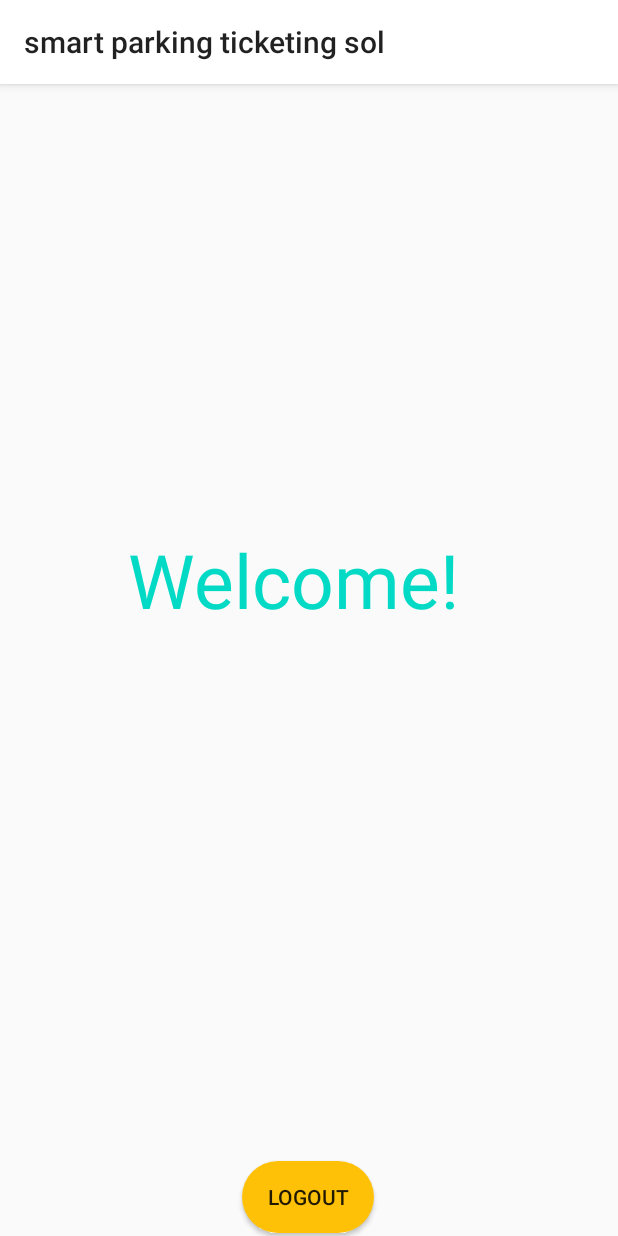
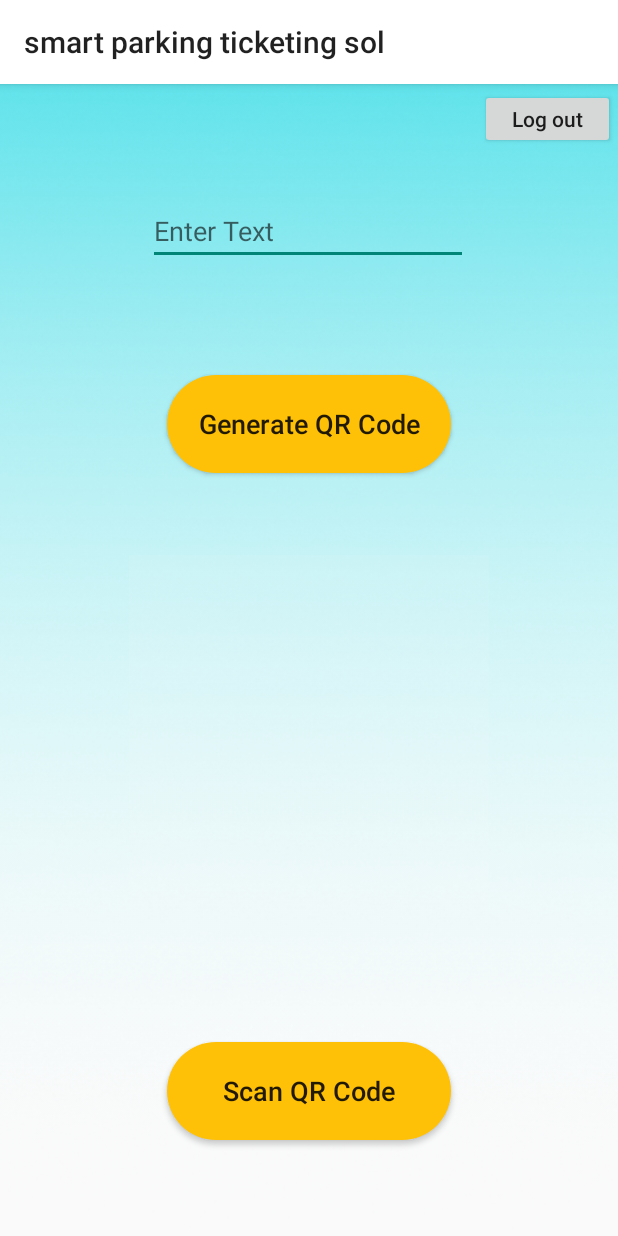
Before and after one commit to eng-arvind/smart-parking-ticketing-solution, an Android app: the screen it shows after launch once a user with an empty profile is signed in (Home), on a phone screen of 412 x 824 dp. Run offline under Robolectric (Android 15) with nearby library versions, the phone set to English and light mode, and no system bars; our stand-ins replace Firebase (no records; nobody signed in at launch, a user with empty details on screens opened directly); libraries missing offline, so code that uses them is left out: com.journeyapps.barcodescanner.

Commit message:
smart parking ticketing solution

```diff
--- a/app/build.gradle
+++ b/app/build.gradle
@@ -34,6 +34,9 @@ dependencies {
     implementation 'com.google.android.material:material:1.1.0'
     implementation 'androidx.constraintlayout:constraintlayout:2.0.4'
     implementation 'com.google.firebase:firebase-auth:19.2.0'
+    implementation 'androidmads.library.qrgenearator:QRGenearator:1.0.4'
+    implementation 'com.google.zxing:core:3.3.2'
+    implementation 'com.journeyapps:zxing-android-embedded:3.2.0@aar'
     testImplementation 'junit:junit:4.+'
     androidTestImplementation 'androidx.test.ext:junit:1.1.1'
     androidTestImplementation 'androidx.test.espresso:espresso-core:3.3.0'
--- /dev/null
+++ b/app/src/main/java/com/example/smartparkingticketingsol/Capture.java
@@ -0,0 +1,6 @@
+package com.example.smartparkingticketingsol;
+
+import com.journeyapps.barcodescanner.CaptureActivity;
+
+class Capture extends CaptureActivity {
+}
--- a/app/src/main/java/com/example/smartparkingticketingsol/Home.java
+++ b/app/src/main/java/com/example/smartparkingticketingsol/Home.java
@@ -1,17 +1,37 @@
 package com.example.smartparkingticketingsol;
 
+import androidx.annotation.Nullable;
+import androidx.appcompat.app.AlertDialog;
 import androidx.appcompat.app.AppCompatActivity;
 
+import android.app.DatePickerDialog;
+import android.content.Context;
+import android.content.DialogInterface;
 import android.content.Intent;
+import android.graphics.Bitmap;
 import android.os.Bundle;
 import android.os.Handler;
 import android.view.View;
+import android.view.inputmethod.InputMethodManager;
 import android.widget.Button;
+import android.widget.EditText;
+import android.widget.ImageView;
 import android.widget.Toast;
 
 import com.google.firebase.auth.FirebaseAuth;
+import com.google.zxing.BarcodeFormat;
+import com.google.zxing.MultiFormatWriter;
+import com.google.zxing.WriterException;
+import com.google.zxing.common.BitMatrix;
+import com.google.zxing.integration.android.IntentIntegrator;
+import com.google.zxing.integration.android.IntentResult;
+import com.journeyapps.barcodescanner.BarcodeEncoder;
 
 public class Home extends AppCompatActivity {
+    EditText etInput;
+    Button btGenerate;
+    ImageView ivOutput;
+    Button btScan;
   Button btnlogout;
   FirebaseAuth mFirebaseAuth;
   private FirebaseAuth.AuthStateListener mAuthStateListener;
@@ -19,6 +39,45 @@ public class Home extends AppCompatActivity {
     protected void onCreate(Bundle savedInstanceState) {
         super.onCreate(savedInstanceState);
         setContentView(R.layout.activity_home);
+        btScan = findViewById(R.id.bt_scan);
+        btScan.setOnClickListener(new View.OnClickListener() {
+            @Override
+            public void onClick(View view) {
+                IntentIntegrator intentIntegrator = new IntentIntegrator(
+                        Home.this
+
+                );
+                intentIntegrator.setPrompt("For flash use volume of key");
+                intentIntegrator.setBeepEnabled(true);
+                intentIntegrator.setOrientationLocked(true);
+                intentIntegrator.setCaptureActivity(Capture.class);
+                intentIntegrator.initiateScan();
+            }
+        });
+        etInput = findViewById(R.id.et_input);
+        btGenerate = findViewById(R.id.bt_generate);
+        ivOutput = findViewById(R.id.iv_output);
+        btGenerate.setOnClickListener(new View.OnClickListener() {
+            @Override
+            public void onClick(View view) {
+                String sText = etInput.getText().toString().trim();
+                MultiFormatWriter writer = new MultiFormatWriter();
+                int width=350, height=350;
+                try {
+                    BitMatrix matrix = writer.encode(sText, BarcodeFormat.QR_CODE,width, height);
+                    BarcodeEncoder encoder = new BarcodeEncoder();
+                    Bitmap bitmap = encoder.createBitmap(matrix);
+                    ivOutput.setImageBitmap(bitmap);
+                    InputMethodManager manager = (InputMethodManager) getSystemService(
+                            Context.INPUT_METHOD_SERVICE
+                    );
+                    manager.hideSoftInputFromWindow(etInput.getApplicationWindowToken()
+                    ,0);
+                } catch (WriterException e) {
+                    e.printStackTrace();
+                }
+            }
+        });
         btnlogout=findViewById(R.id.LogOut);
         btnlogout.setOnClickListener(new View.OnClickListener() {
             @Override
@@ -30,4 +89,29 @@ public class Home extends AppCompatActivity {
             }
         });
     }
+
+    @Override
+    protected void onActivityResult(int requestCode, int resultCode, @Nullable Intent data) {
+        super.onActivityResult(requestCode, resultCode, data);
+        IntentResult intentResult = IntentIntegrator.parseActivityResult(
+                requestCode, resultCode, data
+        );
+        if(intentResult.getContents()!= null){
+            AlertDialog.Builder builder = new AlertDialog.Builder(
+                    Home.this
+            );
+            builder.setTitle("Result");
+            builder.setMessage(intentResult.getContents());
+            builder.setPositiveButton("OK", new DialogInterface.OnClickListener() {
+                @Override
+                public void onClick(DialogInterface dialogInterface, int i) {
+                    dialogInterface.dismiss();
+                }
+            });
+            builder.show();
+        }else{
+            Toast.makeText(getApplicationContext(),
+                    "OOPS, You did not scan Anything",Toast.LENGTH_SHORT).show();
+        }
+    }
 }
--- a/app/src/main/res/layout/activity_home.xml
+++ b/app/src/main/res/layout/activity_home.xml
@@ -2,34 +2,86 @@
 <androidx.constraintlayout.widget.ConstraintLayout xmlns:android="http://schemas.android.com/apk/res/android"
     xmlns:app="http://schemas.android.com/apk/res-auto"
     xmlns:tools="http://schemas.android.com/tools"
+    android:background="@drawable/user"
     android:layout_width="match_parent"
     android:layout_height="match_parent"
     tools:context=".Home">
 
-    <TextView
-        android:id="@+id/textView"
-        android:layout_width="wrap_content"
-        android:layout_height="wrap_content"
-        android:text="Welcome!"
-        android:textSize="50dp"
-        android:textColor="@color/teal_200"
+    <Button
+        android:id="@+id/LogOut"
+        android:layout_width="90dp"
+        android:layout_height="40dp"
+        android:textAllCaps="false"
+        android:text="@string/logout"
         app:layout_constraintBottom_toBottomOf="parent"
         app:layout_constraintEnd_toEndOf="parent"
-        app:layout_constraintHorizontal_bias="0.445"
+        app:layout_constraintHorizontal_bias="0.994"
         app:layout_constraintStart_toStartOf="parent"
         app:layout_constraintTop_toTopOf="parent"
-        app:layout_constraintVertical_bias="0.423" />
+        app:layout_constraintVertical_bias="0.005" />
+
+    <EditText
+        android:id="@+id/et_input"
+        android:layout_width="wrap_content"
+        android:layout_height="45dp"
+        android:ems="10"
+        android:hint="Enter Text"
+        android:inputType="textPersonName"
+        app:layout_constraintBottom_toBottomOf="parent"
+        app:layout_constraintEnd_toEndOf="parent"
+        app:layout_constraintHorizontal_bias="0.497"
+        app:layout_constraintStart_toStartOf="parent"
+        app:layout_constraintTop_toTopOf="parent"
+        app:layout_constraintVertical_bias="0.104" />
 
     <Button
-        android:id="@+id/LogOut"
-        android:layout_width="wrap_content"
-        android:layout_height="wrap_content"
+        android:id="@+id/bt_generate"
+        android:layout_width="189dp"
+        android:layout_height="65dp"
+        android:layout_marginTop="156dp"
+        android:layout_marginBottom="52dp"
         android:background="@drawable/mybutton"
-        android:text="Logout"
+        android:text="@string/generateQR"
+        android:textAllCaps="false"
+        android:textSize="18sp"
+        app:layout_constraintBottom_toTopOf="@+id/iv_output"
+        app:layout_constraintEnd_toEndOf="parent"
+        app:layout_constraintStart_toStartOf="parent"
+        app:layout_constraintTop_toTopOf="parent"
+        app:layout_constraintVertical_bias="0.937" />
+
+    <ImageView
+        android:id="@+id/iv_output"
+        android:layout_width="349dp"
+        android:layout_height="240dp"
+        android:layout_marginStart="10dp"
+        android:layout_marginLeft="10dp"
+        android:layout_marginTop="30dp"
+        android:layout_marginEnd="10dp"
+        android:layout_marginRight="10dp"
+        android:layout_marginBottom="30dp"
         app:layout_constraintBottom_toBottomOf="parent"
         app:layout_constraintEnd_toEndOf="parent"
-        app:layout_constraintHorizontal_bias="0.498"
         app:layout_constraintStart_toStartOf="parent"
         app:layout_constraintTop_toTopOf="parent"
-        app:layout_constraintVertical_bias="0.997" />
+        app:layout_constraintVertical_bias="0.607"
+        app:srcCompat="@android:drawable/divider_horizontal_dark"
+        tools:ignore="MissingConstraints,VectorDrawableCompat" />
+
+    <Button
+        android:id="@+id/bt_scan"
+        android:layout_width="189dp"
+        android:layout_height="65dp"
+        android:layout_marginBottom="64dp"
+        android:background="@drawable/mybutton"
+        android:text="@string/scanQR"
+        android:textAllCaps="false"
+        android:textSize="18sp"
+        app:layout_constraintBottom_toBottomOf="parent"
+        app:layout_constraintEnd_toEndOf="parent"
+        app:layout_constraintStart_toStartOf="parent"
+        app:layout_constraintTop_toBottomOf="@+id/iv_output"
+        app:layout_constraintVertical_bias="1.0" />
+
+
 </androidx.constraintlayout.widget.ConstraintLayout>
--- a/app/src/main/res/values/strings.xml
+++ b/app/src/main/res/values/strings.xml
@@ -1,4 +1,7 @@
 <resources>
     <string name="app_name">smart parking ticketing sol</string>
     <string name="todo">TODO</string>
+    <string name="logout">Log out</string>
+    <string name="generateQR">Generate QR Code</string>
+    <string name="scanQR">Scan QR Code</string>
 </resources>
```
Also changed, not shown: app/src/main/AndroidManifest.xml (+10 -0 lines).
